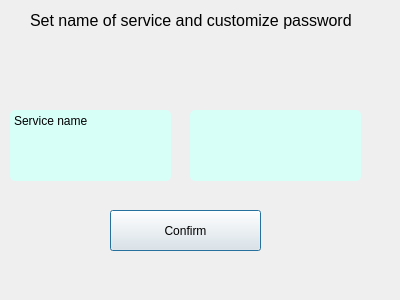
The window that Dangal-manager/add_password_dialog.ui (Fyqer/DanGal_Manager) describes before a commit, drawn with Qt 5.
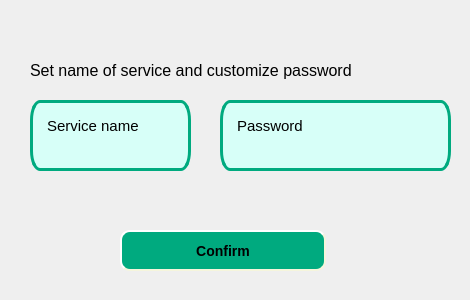
The same window after the commit.

Patch:
```diff
--- a/Dangal-manager/add_password_dialog.ui
+++ b/Dangal-manager/add_password_dialog.ui
@@ -6,10 +6,22 @@
    <rect>
     <x>0</x>
     <y>0</y>
-    <width>400</width>
+    <width>470</width>
     <height>300</height>
    </rect>
   </property>
+  <property name="minimumSize">
+   <size>
+    <width>470</width>
+    <height>300</height>
+   </size>
+  </property>
+  <property name="maximumSize">
+   <size>
+    <width>470</width>
+    <height>300</height>
+   </size>
+  </property>
   <property name="windowTitle">
    <string>Dialog</string>
   </property>
@@ -17,8 +29,8 @@
    <property name="geometry">
     <rect>
      <x>30</x>
-     <y>10</y>
-     <width>321</width>
+     <y>60</y>
+     <width>401</width>
      <height>21</height>
     </rect>
    </property>
@@ -34,15 +46,17 @@
   <widget class="QTextEdit" name="passwordLabelEdit">
    <property name="geometry">
     <rect>
-     <x>190</x>
-     <y>110</y>
-     <width>171</width>
+     <x>220</x>
+     <y>100</y>
+     <width>231</width>
      <height>71</height>
     </rect>
    </property>
    <property name="font">
     <font>
+     <family>Segoe UI</family>
      <pointsize>11</pointsize>
+     <italic>false</italic>
      <bold>true</bold>
     </font>
    </property>
@@ -51,15 +65,36 @@
 border-width: thick;
 border-radius:5px;
 background-color:rgb(215, 255, 248);
+font: 700 11pt &quot;Segoe UI&quot;;
+alternate-background-color: rgb(0, 170, 127);
+border: 3px solid rgb(0, 170, 127);;
+padding: 10px;
+ border-radius: 10px 20px;
+
 
 </string>
    </property>
+   <property name="verticalScrollBarPolicy">
+    <enum>Qt::ScrollBarAlwaysOff</enum>
+   </property>
+   <property name="horizontalScrollBarPolicy">
+    <enum>Qt::ScrollBarAlwaysOff</enum>
+   </property>
+   <property name="html">
+    <string>&lt;!DOCTYPE HTML PUBLIC &quot;-//W3C//DTD HTML 4.0//EN&quot; &quot;http://www.w3.org/TR/REC-html40/strict.dtd&quot;&gt;
+&lt;html&gt;&lt;head&gt;&lt;meta name=&quot;qrichtext&quot; content=&quot;1&quot; /&gt;&lt;meta charset=&quot;utf-8&quot; /&gt;&lt;style type=&quot;text/css&quot;&gt;
+p, li { white-space: pre-wrap; }
+hr { height: 1px; border-width: 0; }
+&lt;/style&gt;&lt;/head&gt;&lt;body style=&quot; font-family:'Segoe UI'; font-size:11pt; font-weight:700; font-style:normal;&quot;&gt;
+&lt;p style=&quot; margin-top:0px; margin-bottom:0px; margin-left:0px; margin-right:0px; -qt-block-indent:0; text-indent:0px;&quot;&gt;&lt;span style=&quot; font-weight:400;&quot;&gt;Password&lt;/span&gt;&lt;/p&gt;
+&lt;p style=&quot;-qt-paragraph-type:empty; margin-top:0px; margin-bottom:0px; margin-left:0px; margin-right:0px; -qt-block-indent:0; text-indent:0px; font-weight:400;&quot;&gt;&lt;br /&gt;&lt;/p&gt;&lt;/body&gt;&lt;/html&gt;</string>
+   </property>
   </widget>
   <widget class="QTextEdit" name="serviceNameEdit">
    <property name="geometry">
     <rect>
-     <x>10</x>
-     <y>110</y>
+     <x>30</x>
+     <y>100</y>
      <width>161</width>
      <height>71</height>
     </rect>
@@ -67,7 +102,8 @@
    <property name="font">
     <font>
      <family>Segoe UI</family>
-     <pointsize>12</pointsize>
+     <pointsize>11</pointsize>
+     <italic>false</italic>
      <bold>true</bold>
     </font>
    </property>
@@ -85,26 +121,55 @@
 border-width: thick;
 border-radius:5px;
 background-color:rgb(215, 255, 248);
+font: 700 11pt &quot;Segoe UI&quot;;
+alternate-background-color: rgb(0, 170, 127);
+border: 3px solid rgb(0, 170, 127);;
+padding: 10px;
+ border-radius: 10px 20px;
+
 </string>
    </property>
+   <property name="verticalScrollBarPolicy">
+    <enum>Qt::ScrollBarAlwaysOff</enum>
+   </property>
+   <property name="horizontalScrollBarPolicy">
+    <enum>Qt::ScrollBarAlwaysOff</enum>
+   </property>
    <property name="html">
     <string>&lt;!DOCTYPE HTML PUBLIC &quot;-//W3C//DTD HTML 4.0//EN&quot; &quot;http://www.w3.org/TR/REC-html40/strict.dtd&quot;&gt;
 &lt;html&gt;&lt;head&gt;&lt;meta name=&quot;qrichtext&quot; content=&quot;1&quot; /&gt;&lt;meta charset=&quot;utf-8&quot; /&gt;&lt;style type=&quot;text/css&quot;&gt;
 p, li { white-space: pre-wrap; }
 hr { height: 1px; border-width: 0; }
-&lt;/style&gt;&lt;/head&gt;&lt;body style=&quot; font-family:'Segoe UI'; font-size:12pt; font-weight:700; font-style:normal;&quot;&gt;
-&lt;p style=&quot; margin-top:0px; margin-bottom:0px; margin-left:0px; margin-right:0px; -qt-block-indent:0; text-indent:0px;&quot;&gt;&lt;span style=&quot; font-size:9pt; font-weight:400;&quot;&gt;Service name&lt;/span&gt;&lt;/p&gt;&lt;/body&gt;&lt;/html&gt;</string>
+&lt;/style&gt;&lt;/head&gt;&lt;body style=&quot; font-family:'Segoe UI'; font-size:11pt; font-weight:700; font-style:normal;&quot;&gt;
+&lt;p style=&quot; margin-top:0px; margin-bottom:0px; margin-left:0px; margin-right:0px; -qt-block-indent:0; text-indent:0px;&quot;&gt;&lt;span style=&quot; font-weight:400;&quot;&gt;Service name&lt;/span&gt;&lt;/p&gt;&lt;/body&gt;&lt;/html&gt;</string>
    </property>
   </widget>
   <widget class="QPushButton" name="pushButton">
    <property name="geometry">
     <rect>
-     <x>110</x>
-     <y>210</y>
-     <width>151</width>
+     <x>120</x>
+     <y>230</y>
+     <width>206</width>
      <height>41</height>
     </rect>
    </property>
+   <property name="styleSheet">
+    <string notr="true">QPushButton{
+    background-color: rgb(0, 170, 127);
+	font: 600 9pt &quot;Segoe UI Semibold&quot;;
+    border-style: outset;
+    border-width: 2px;
+    border-radius: 10px;
+    border-color: beige;
+    font: bold 14px;
+    min-width: 10em;
+    padding: 6px;
+}
+QPushButton:pressed {
+    background-color: rgb(224, 0, 0);
+    border-style: inset;
+}</string>
+   </property>
    <property name="text">
     <string>Confirm</string>
    </property>
```
Left out of the diff: 2 changed lines with no effect on the pictures.
